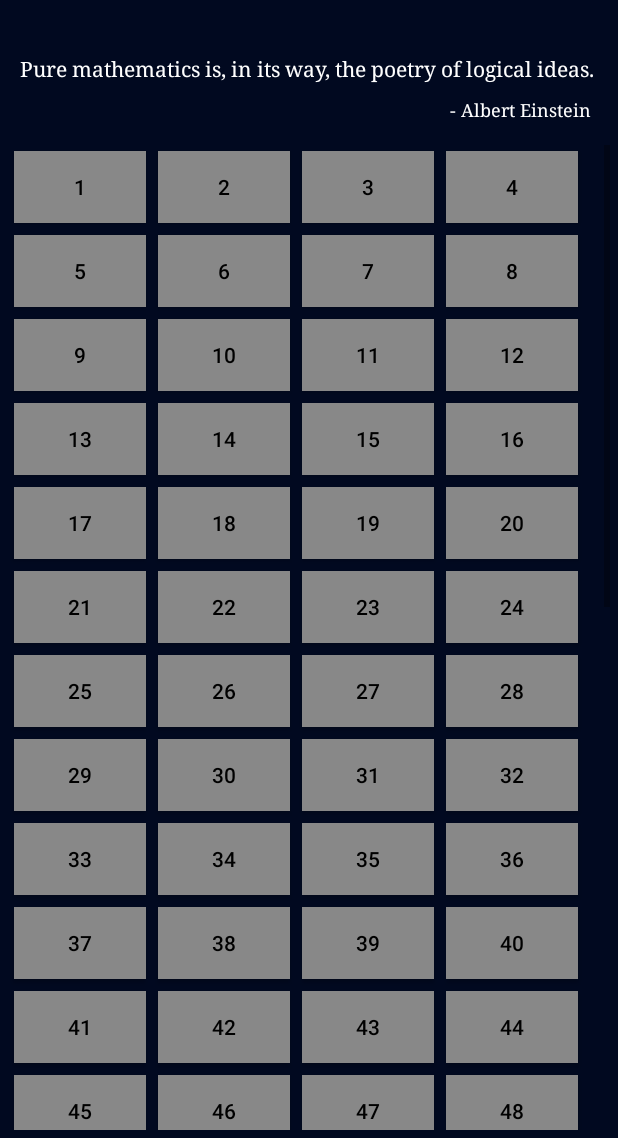
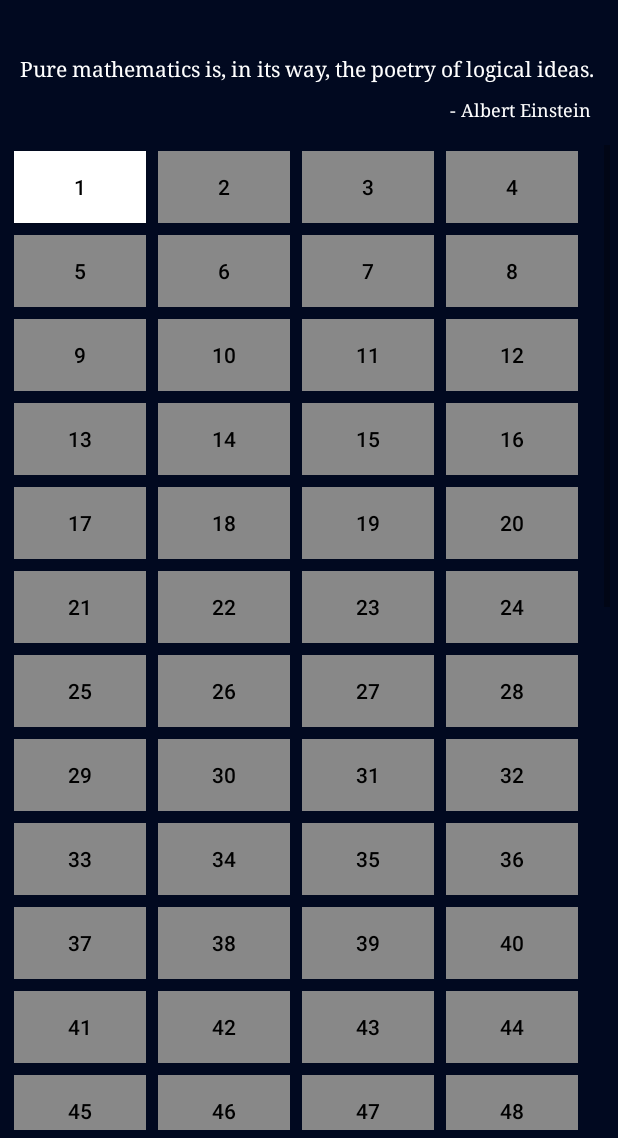
Before and after one commit to jcrucesdeveloper/Euler-1, an Android app: the NumbersLevelsActivity screen opened directly, with no data from a screen before it, on a phone screen of 412 x 824 dp, the part 98-1236 px from its top. Run offline under Robolectric (Android 15) with nearby library versions, the phone set to English and light mode, and no system bars.

Commit message:
feat(NumbersLevelActivity,QuestionLevelActivity): Memory functionality added now levels are stored

```diff
--- a/app/src/main/java/com/jorgecruces/euler1/activities/NumbersLevelsActivity.java
+++ b/app/src/main/java/com/jorgecruces/euler1/activities/NumbersLevelsActivity.java
@@ -12,6 +12,7 @@ import android.widget.TextView;
 import com.jorgecruces.euler1.R;
 import com.jorgecruces.euler1.view.numberLevelActivity.LevelButton;
 
+import java.util.ArrayList;
 
 
 /**
@@ -21,24 +22,36 @@ public class NumbersLevelsActivity extends AppCompatActivity {
 
     private TextView textViewLevelTitleNumbers;
     private ViewGroup gridLayout;
+
+    private ArrayList<LevelButton> levelButtons;
+
     private int lastLevelNumber;
+
 
     @Override
     protected void onCreate(Bundle savedInstanceState) {
         super.onCreate(savedInstanceState);
         setContentView(R.layout.activity_numbers_levels);
 
+        levelButtons = new ArrayList<>();
+
         // Set title
         textViewLevelTitleNumbers = (TextView) findViewById(R.id.textViewLevelLabel);
         textViewLevelTitleNumbers.setText(R.string.app_name);
 
         gridLayout = (ViewGroup) findViewById(R.id.gridLayoutNumbers);
-        setUpLevelNumbersButtons();
 
-        // The currently level that is the player
-        lastLevelNumber = getLastLevelInteger();
-        Log.i("LAST LEVEL NUMBER: ", String.valueOf(lastLevelNumber));
+        this.lastLevelNumber = getLastLevelInteger();
+        setUpLevelNumbersButtons(this.lastLevelNumber);
     }
+
+    @Override
+    protected void onResume() {
+        super.onResume();
+        this.lastLevelNumber = getLastLevelInteger();
+        updateButtonsState();
+    }
+
 
     /**
      * Current level player
@@ -47,27 +60,38 @@ public class NumbersLevelsActivity extends AppCompatActivity {
     public int getLastLevelInteger()
     {
         SharedPreferences sharedPreferences = getSharedPreferences(String.valueOf(R.string.app_name), Context.MODE_PRIVATE);
-        return sharedPreferences.getInt(String.valueOf(R.string.level),0);
+        return sharedPreferences.getInt(getString(R.string.level),1);
     }
 
 
     /**
      * Go back to the main menu (MainActivity)
      */
-    public void onClickGoBackArrow(View view) {
+    public void onClickGoBackArrow(View view)
+    {
         finish();
     }
 
     /**
      * Set up 100th levelButtons
      */
-    public void setUpLevelNumbersButtons() {
-        for (int i = 1; i <= 100; i++) {
-            LevelButton levelButton = new LevelButton(this, i);
+    public void setUpLevelNumbersButtons(int lastLevelNumber)
+    {
+        for (int i = 1; i <= 100; i++)
+        {
+            LevelButton levelButtonTemp = new LevelButton(this, i,lastLevelNumber);
+            levelButtons.add(levelButtonTemp);
+            gridLayout.addView(levelButtonTemp);
+        }
+    }
+
+    private void updateButtonsState()
+    {
+        for (LevelButton levelButton : levelButtons)
+        {
             levelButton.setLastLevelNumber(this.lastLevelNumber);
-            gridLayout.addView(levelButton);
+            levelButton.updateButton();
         }
-
     }
 
 }
--- a/app/src/main/java/com/jorgecruces/euler1/activities/QuestionActivity.java
+++ b/app/src/main/java/com/jorgecruces/euler1/activities/QuestionActivity.java
@@ -2,7 +2,9 @@ package com.jorgecruces.euler1.activities;
 
 import android.app.Dialog;
 import android.content.Intent;
+import android.content.SharedPreferences;
 import android.os.Bundle;
+import android.util.Log;
 import android.util.TypedValue;
 import android.view.View;
 import android.view.ViewGroup;
@@ -39,6 +41,9 @@ public class QuestionActivity extends XmlParserActivity
 
     private String correctAlternative;
 
+    // Current level number 1 - 100
+    private int levelNumber;
+
     @Override
     protected void onCreate(Bundle savedInstanceState)
     {
@@ -50,6 +55,7 @@ public class QuestionActivity extends XmlParserActivity
         renderQuestion();
         renderAlternatives();
     }
+
 
 
     /**
@@ -64,6 +70,9 @@ public class QuestionActivity extends XmlParserActivity
         String questionNumberStr;
         questionNumberStr = getIntent().getStringExtra("levelNumber");
 
+
+        this.levelNumber = Integer.parseInt(questionNumberStr);
+
         // For some reason, we did not find the question
         if (questionNumberStr == null)
         {
@@ -71,8 +80,7 @@ public class QuestionActivity extends XmlParserActivity
         }
 
 
-        int questionNumber = Integer.parseInt(questionNumberStr) - 1;
-
+        int questionIndex = this.levelNumber - 1;
         questionList = getQuestionList();
 
         // Default question if something goes wrong
@@ -80,8 +88,8 @@ public class QuestionActivity extends XmlParserActivity
 
         try
         {
-            questionLevel = questionList.get(questionNumber);
-            questionLevel.setQuestionNumber(questionNumber + 1);
+            questionLevel = questionList.get(questionIndex);
+            questionLevel.setQuestionNumber(questionIndex + 1);
         }
         catch(Exception e)
         {
@@ -209,10 +217,33 @@ public class QuestionActivity extends XmlParserActivity
     }
 
     /**
-     * The user answered correctly
+     * The user answered the Question correctly
      */
     public void answeredCorrectly()
     {
+        storeLastLevelInMemory();
+        showDialogNextLevel();
+    }
+
+    /**
+     * We store the current level as the last level to play
+     */
+    public void storeLastLevelInMemory()
+    {
+        SharedPreferences sharedPreferences = getSharedPreferences(String.valueOf(R.string.app_name),MODE_PRIVATE);
+        SharedPreferences.Editor editor = sharedPreferences.edit();
+        // We save the next level as the lasLevelNumber, because here is where we are
+        editor.putInt(getString(R.string.level), (this.levelNumber + 1));
+        editor.apply();
+
+    }
+
+    /**
+     * Show the dialog to the next Level
+     */
+    public void showDialogNextLevel()
+    {
+        // Show dialog
         Dialog nextLevelDialog = new Dialog(this);
         nextLevelDialog.setContentView(R.layout.custom_dialog_winning);
 
@@ -231,6 +262,7 @@ public class QuestionActivity extends XmlParserActivity
         messageNextLevel.setText(getNextLevelPhrase());
         nextLevelButton.setOnClickListener(view -> goingNextLevel());
         nextLevelDialog.show();
+
     }
 
     /**
--- a/app/src/main/java/com/jorgecruces/euler1/view/numberLevelActivity/LevelButton.java
+++ b/app/src/main/java/com/jorgecruces/euler1/view/numberLevelActivity/LevelButton.java
@@ -4,6 +4,7 @@ import android.annotation.SuppressLint;
 import android.app.Activity;
 import android.content.Intent;
 import android.graphics.Color;
+import android.util.Log;
 import android.widget.Button;
 
 import com.jorgecruces.euler1.activities.QuestionActivity;
@@ -22,19 +23,16 @@ public class LevelButton extends Button {
 
     private Activity numbersLevelActivity;
 
-    public LevelButton(Activity numbersLevelActivity, Integer number) {
+    public LevelButton(Activity numbersLevelActivity,int number, int lastLevelNumber) {
         super(numbersLevelActivity);
+        this.number = number;
+        this.lastLevelNumber = lastLevelNumber;
         this.numbersLevelActivity = numbersLevelActivity;
-        this.number = number;
         configureButton();
     }
 
-
-    /**
-     * Set the last level Number
-     * @param lastLevelNumber
-     */
-    public void setLastLevelNumber(int lastLevelNumber) {
+    public void setLastLevelNumber(int lastLevelNumber)
+    {
         this.lastLevelNumber = lastLevelNumber;
     }
     /**
@@ -50,18 +48,23 @@ public class LevelButton extends Button {
         String levelNumberStr = Integer.toString(this.number);
         setText(levelNumberStr);
         this.setPadding(3,3,3,3);
+        // We update the state of the button depending of the last level number
+        updateButton();
+        this.setTextColor(Color.BLACK);
+    }
 
-
-        if (this.lastLevelNumber < this.number)
+    public void updateButton()
+    {
+        if (this.number <= this.lastLevelNumber)
         {
-            this.setBackgroundColor(Color.GRAY);
+            this.setBackgroundColor(Color.WHITE);
+            this.setEnabled(true);
         }
         else
         {
-            this.setBackgroundColor(Color.WHITE);
+            this.setBackgroundColor(Color.GRAY);
+            this.setEnabled(false);
         }
-        this.setTextColor(Color.BLACK);
-
     }
 
 
--- a/app/src/main/res/values/strings.xml
+++ b/app/src/main/res/values/strings.xml
@@ -2,5 +2,5 @@
     <string name="app_name">euler I</string>
     <string name="title">euler I</string>
     <string name="quote_place_holder">Logic is the foundation of the certainty of all the knowledge we acquire</string>
-    <string name="level"></string>
+    <string name="level">lastLevel</string>
 </resources>
```
